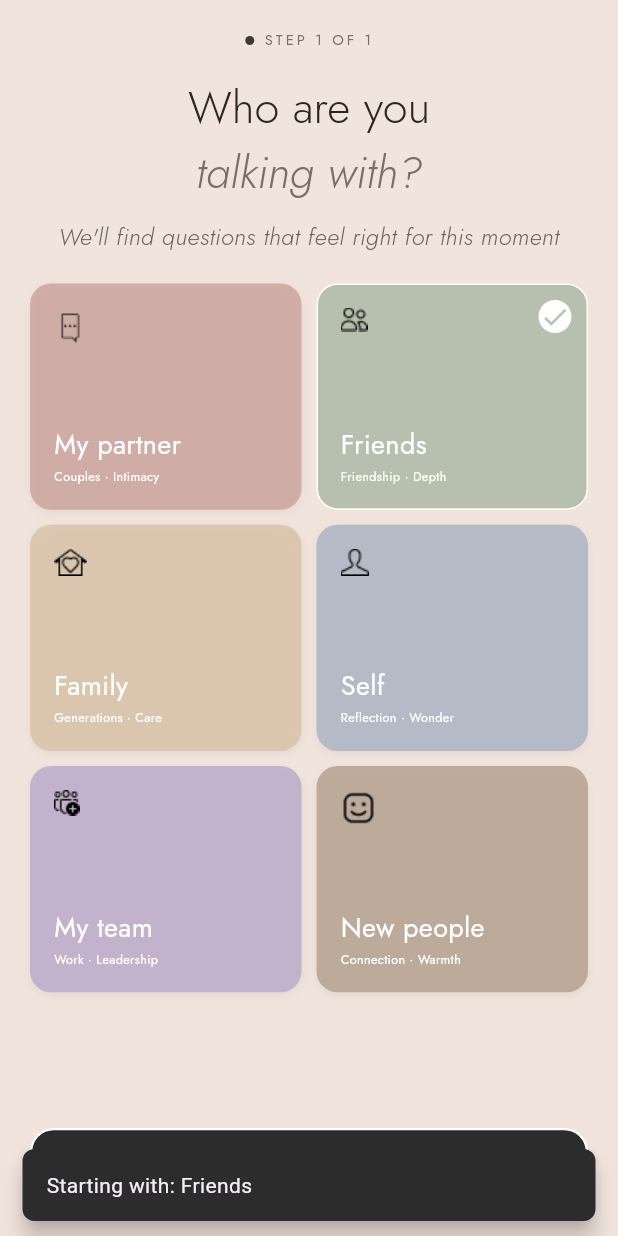
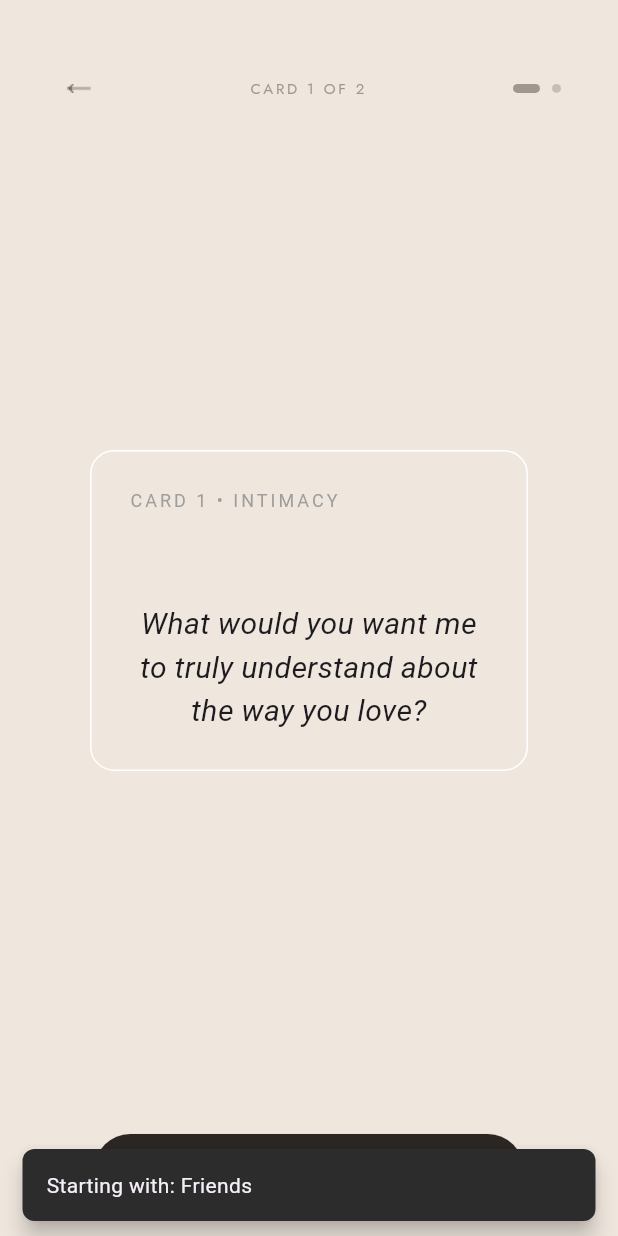
Before and after one commit to Abusufyanrafique/Conversation_app, a Flutter app: the UserTypeScreen screen opened directly, after a tap on "My partner", after a tap on "Friends", after a tap on "START WITH TWO FREE CARDS →", on a phone screen of 412 x 824 dp. Run offline on Flutter 3.47's test engine with Material 3 defaults, Android fonts, the light colour scheme and no system bars; our stand-ins replace device_preview, google_fonts; Roboto replaces fonts that are missing (Georgia).

Commit message:
Added new files

```diff
--- a/lib/Utils/app_text.dart
+++ b/lib/Utils/app_text.dart
@@ -54,3 +54,6 @@
         //     ================paywall==============
 const String step = 'STEP 1 OF 1';
 const String startwithtwofree =     'START WITH TWO FREE CARDS →';
+const String whoareyoun = 'Who are you\n';
+const String talkingwith = 'talking with?';
+const String feelmoment = "We'll find questions that feel right for this moment";
--- a/lib/main.dart
+++ b/lib/main.dart
@@ -5,6 +5,7 @@ import 'package:conversation_app/providers/OnboardingProvider/card_provider.dart
 import 'package:conversation_app/providers/OnboardingProvider/deck_provider.dart';
 import 'package:conversation_app/providers/OnboardingProvider/notification_provider.dart';
 import 'package:conversation_app/providers/OnboardingProvider/onboarding_provider.dart';
+import 'package:conversation_app/providers/Paywall/question_screen_provider.dart';
 import 'package:conversation_app/providers/Paywall/user_type_screen_provider.dart';
 import 'package:conversation_app/providers/WhoAreYouProvider/who_are_you.dart';
 import 'package:conversation_app/providers/splash_provider/splash_provider.dart';
@@ -26,6 +27,7 @@ void main() {
         ChangeNotifierProvider(create: (_) => CardProvider()),
         ChangeNotifierProvider(create: (_) => CardFocusScreenProvider(),),
          ChangeNotifierProvider(create: (_) => UserTypeScreenProvider()),
+         ChangeNotifierProvider(create: (_) => QuestionScreenProvider()),
       ],
       child: DevicePreview(
         enabled: true,
--- /dev/null
+++ b/lib/models/pay_wall/question_screen_model.dart
@@ -0,0 +1,9 @@
+class QuestionScreenModel {
+  final String title;
+  final String question;
+
+  QuestionScreenModel({
+    required this.title,
+    required this.question,
+  });
+}
--- /dev/null
+++ b/lib/providers/Paywall/question_screen_provider.dart
@@ -0,0 +1,54 @@
+import 'package:conversation_app/models/pay_wall/question_screen_model.dart';
+import 'package:flutter/material.dart';
+
+class QuestionScreenProvider extends ChangeNotifier {
+
+  int _currentIndex = 0;
+
+  final PageController pageController = PageController();
+
+  final List<QuestionScreenModel> _cards = [
+    QuestionScreenModel(
+      title: "CARD 1 • INTIMACY",
+      question:
+          "What would you want me to truly understand about the way you love?",
+    ),
+    QuestionScreenModel(
+      title: "CARD 2 • INTIMACY",
+      question:
+          "When do you feel most loved without any words at all?",
+    ),
+  ];
+
+
+  List<QuestionScreenModel> get cards => _cards;
+
+  int get currentIndex => _currentIndex;
+
+  QuestionScreenModel get currentCard => _cards[_currentIndex];
+
+  int get totalCards => _cards.length;
+
+  void onPageChanged(int index) {
+    _currentIndex = index;
+    notifyListeners();
+  }
+
+  void nextCard() {
+    if (_currentIndex < _cards.length - 1) {
+      pageController.nextPage(
+        duration: const Duration(milliseconds: 300),
+        curve: Curves.ease,
+      );
+    }
+  }
+
+  void previousCard() {
+    if (_currentIndex > 0) {
+      pageController.previousPage(
+        duration: const Duration(milliseconds: 300),
+        curve: Curves.ease,
+      );
+    }
+  }
+}
--- a/lib/ui/screens/card_interaction/foucs_mode_screen.dart
+++ b/lib/ui/screens/card_interaction/foucs_mode_screen.dart
@@ -28,8 +28,8 @@ class FocusModeScreen extends StatelessWidget {
           ),
     );
           },
-          child: Column(
-            children: [
+              child: Column(
+              children: [
               Expanded(
                 child: PageView.builder(
                   controller: provider.pageController,
@@ -38,7 +38,7 @@ class FocusModeScreen extends StatelessWidget {
                   itemBuilder: (context, index) {
                     return Padding(
                       padding: const EdgeInsets.symmetric(
-                        horizontal:55,
+                        horizontal:72,
                         vertical: 150,
                       ),
                       child: SizedBox(
--- /dev/null
+++ b/lib/ui/screens/pay_wall/question_screen.dart
@@ -0,0 +1,81 @@
+import 'package:conversation_app/Utils/app_images.dart';
+import 'package:conversation_app/providers/Paywall/question_screen_provider.dart';
+import 'package:conversation_app/widgets/pay_wall/question_dot_indicator.dart';
+import 'package:conversation_app/widgets/pay_wall/question_screen_bottom_nav.dart';
+import 'package:conversation_app/widgets/pay_wall/question_screen_card.dart';
+import 'package:flutter/material.dart';
+import 'package:google_fonts/google_fonts.dart';
+import 'package:provider/provider.dart';
+
+class QuestionScreen extends StatelessWidget {
+  const QuestionScreen({super.key});
+
+  @override
+  Widget build(BuildContext context) {
+    final provider = Provider.of<QuestionScreenProvider>(context);
+
+    return Scaffold(
+      backgroundColor: Color(0xffEFE7DE),
+      body: SafeArea(
+        child: Column(
+          children: [
+            SizedBox(height: 40),
+
+          Padding(
+            padding: const EdgeInsets.only(left: 34.0,right: 34),
+            child: Row(
+               mainAxisAlignment: MainAxisAlignment.spaceBetween,
+              children: [
+                Container(
+                height: 37.87,
+                width: 37.87,
+               decoration: BoxDecoration(
+                borderRadius: BorderRadius.circular(15.87),
+               border: Border.all(
+               color: Color(0xFFEFE7DE),
+               width: 1,
+                ),
+              ),
+              child: Image(image: AssetImage(AppImages.foucsarrow)),
+            ),
+               Text(
+                "CARD ${provider.currentIndex + 1} OF ${provider.totalCards}",
+                style: GoogleFonts.jost(
+                      fontSize:10,
+                      color:Color(0xFFA09890),
+                      letterSpacing:1.8,
+                      fontWeight: FontWeight.w400,
+                    ),
+              ),
+             QuestionDotIndicator(
+             currentIndex: provider.currentIndex,
+            total: provider.cards.length,
+    ),
+            ],),
+          ),
+            Spacer(),
+
+            QuestionScreenCard(card: provider.currentCard),
+            //  SizedBox(
+            //   height: 250,
+            //   child: PageView.builder(
+            //     controller: provider.pageController,
+            //     onPageChanged: provider.onPageChanged,
+            //     itemCount: provider.cards.length,
+            //     itemBuilder: (context, index) {
+            //       return QuestionScreenCard(
+            //         card: provider.cards[index],
+            //       );
+            //     },
+            //   ),
+            // ),
+
+            Spacer(),
+
+            QuestionScreenbottomNav(),
+          ],
+        ),
+      ),
+    );
+  }
+}
--- a/lib/ui/screens/pay_wall/user_type_screen.dart
+++ b/lib/ui/screens/pay_wall/user_type_screen.dart
@@ -1,5 +1,6 @@
 import 'package:conversation_app/Utils/app_text.dart' as AppText;
 import 'package:conversation_app/providers/Paywall/user_type_screen_provider.dart';
+import 'package:conversation_app/ui/screens/pay_wall/question_screen.dart';
 import 'package:conversation_app/widgets/pay_wall/user_type_card_widget.dart';
 import 'package:flutter/material.dart';
 import 'package:google_fonts/google_fonts.dart';
@@ -17,7 +18,10 @@ class UserTypeScreen extends StatelessWidget {
       backgroundColor: const Color(0xFFF0E4DC),
       body: SafeArea(
         child: Padding(
-          padding: const EdgeInsets.symmetric(horizontal: 20, vertical: 12),
+          padding: const EdgeInsets.symmetric(
+            horizontal: 20,
+            vertical: 12
+            ),
           child: Column(
             crossAxisAlignment: CrossAxisAlignment.center,
             children: [
@@ -56,7 +60,7 @@ class UserTypeScreen extends StatelessWidget {
                 text:TextSpan(
                   children: [
                     TextSpan(
-                      text: 'Who are you\n',
+                      text: AppText.whoareyoun,
                      style: GoogleFonts.jost(
                       fontSize:30,
                       color: const Color(0xFF2B2622),
@@ -64,7 +68,7 @@ class UserTypeScreen extends StatelessWidget {
                     ),
                     ),
                     TextSpan(
-                      text: 'talking with?',
+                      text: AppText.talkingwith,
                       style: GoogleFonts.jost(
                       fontSize:30,
                       color: const Color(0xFF7A6F66),
@@ -80,10 +84,10 @@ class UserTypeScreen extends StatelessWidget {
 
               // Subtitle
               Text(
-                "We'll find questions that feel right for this moment",
-                textAlign: TextAlign.center,
-                style: GoogleFonts.jost(
-                      fontSize:16,
+                      AppText.feelmoment,
+                      textAlign: TextAlign.center,
+                      style: GoogleFonts.jost(
+                      fontSize:14,
                       color: const Color(0xFF6B6460),
                       fontStyle: FontStyle.italic,
                       fontWeight: FontWeight.w300,
@@ -101,7 +105,7 @@ class UserTypeScreen extends StatelessWidget {
                     crossAxisCount: 2,
                     crossAxisSpacing: 10,
                     mainAxisSpacing: 10,
-                    childAspectRatio: 1.2,
+                    childAspectRatio: 1.1,
                   ),
                   itemCount: options.length,
                   itemBuilder: (context, index) {
@@ -123,7 +127,7 @@ class UserTypeScreen extends StatelessWidget {
                     height: 52,
                     decoration: BoxDecoration(
                       color: hasSelection
-                          ? const Color(0xFF2C2C2C)
+                          ? const Color(0xFF2B2622)
                           : Color(0xFFEFE7DE),
                       borderRadius: BorderRadius.circular(15.87),
                       border: Border.all(
@@ -131,9 +135,15 @@ class UserTypeScreen extends StatelessWidget {
                         width: 1.5,
                       ),
                     ),
-                    child: TextButton(
+                      child: TextButton(
                       onPressed: hasSelection
                           ? () {
+                                Navigator.push(
+                                context,
+                                MaterialPageRoute(
+                                builder: (context) => const QuestionScreen()
+                               ),
+                              );
                               final selected = provider.getSelectedOption(options);
                               ScaffoldMessenger.of(context).showSnackBar(
                                 SnackBar(
@@ -171,7 +181,7 @@ class UserTypeScreen extends StatelessWidget {
                 },
               ),
 
-              const SizedBox(height: 8),
+
             ],
           ),
         ),
--- /dev/null
+++ b/lib/widgets/pay_wall/question_dot_indicator.dart
@@ -0,0 +1,33 @@
+import 'package:flutter/material.dart';
+
+class QuestionDotIndicator extends StatelessWidget {
+  final int currentIndex;
+  final int total;
+
+  const QuestionDotIndicator({
+    super.key,
+    required this.currentIndex,
+    required this.total,
+  });
+
+  @override
+  Widget build(BuildContext context) {
+    return Row(
+      mainAxisAlignment: MainAxisAlignment.center,
+      children: List.generate(
+        total,
+        (index) => Container(
+          margin: EdgeInsets.symmetric(horizontal: 4),
+          width: currentIndex == index ? 18 : 6,
+          height: 6,
+          decoration: BoxDecoration(
+            color: currentIndex == index
+            ? Color(0xFFA09890)
+            : Color(0xFFA09890).withOpacity(0.5),
+            borderRadius: BorderRadius.circular(10),
+          ),
+        ),
+      ),
+    );
+  }
+}
--- /dev/null
+++ b/lib/widgets/pay_wall/question_screen_bottom_nav.dart
@@ -0,0 +1,71 @@
+import 'package:conversation_app/Utils/app_images.dart';
+import 'package:conversation_app/providers/Paywall/question_screen_provider.dart';
+import 'package:flutter/material.dart';
+import 'package:google_fonts/google_fonts.dart';
+import 'package:provider/provider.dart';
+
+class QuestionScreenbottomNav extends StatelessWidget {
+  const QuestionScreenbottomNav({super.key});
+
+  @override
+  Widget build(BuildContext context) {
+    final provider = Provider.of<QuestionScreenProvider>(context);
+
+    return Padding(
+      padding: const EdgeInsets.symmetric(horizontal: 20, vertical: 20),
+      child: Row(
+        children: [
+           Container(
+                height: 37.87,
+                width: 37.87,
+               decoration: BoxDecoration(
+                borderRadius: BorderRadius.circular(15.87),
+               border: Border.all(
+               color: Color(0xFFEFE7DE),
+               width: 1,
+                ),
+              ),
+              child: Image(image: AssetImage(AppImages.foucsarrow)),
+            ),
+            SizedBox(width: 5,),
+          Expanded(
+            child: Container(
+              decoration: BoxDecoration(
+                borderRadius: BorderRadius.circular(15.87),
+              ),
+              child: ElevatedButton(
+                style: ElevatedButton.styleFrom(
+                  backgroundColor: Color(0xFF2B2622),
+
+                  padding: EdgeInsets.symmetric(vertical: 16),
+                ),
+                onPressed: provider.nextCard,
+                child: Text("NEXT CARD",
+                 style: GoogleFonts.jost(
+                        fontSize:11.5,
+                        color:Color(0xFFF5F0EB),
+                        letterSpacing:1.84,
+                        fontWeight: FontWeight.w400,
+                      ),
+                ),
+              ),
+            ),
+          ),
+          SizedBox(width: 5,),
+          Container(
+                height: 37.87,
+                width: 37.87,
+               decoration: BoxDecoration(
+                borderRadius: BorderRadius.circular(15.87),
+               border: Border.all(
+               color: Color(0xFFEFE7DE),
+               width: 1,
+                ),
+              ),
+              child: Image(image: AssetImage(AppImages.heart)),
+            ),
+        ],
+      ),
+    );
+  }
+}
--- /dev/null
+++ b/lib/widgets/pay_wall/question_screen_card.dart
@@ -0,0 +1,53 @@
+import 'package:conversation_app/models/pay_wall/question_screen_model.dart';
+import 'package:flutter/material.dart';
+
+class QuestionScreenCard extends StatelessWidget {
+  final QuestionScreenModel card;
+
+  const QuestionScreenCard({
+    super.key,
+    required this.card
+    });
+
+  @override
+  Widget build(BuildContext context) {
+    return Container(
+      padding: EdgeInsets.all(24),
+      margin: EdgeInsets.symmetric(horizontal: 60,),
+      decoration: BoxDecoration(
+        color: Color(0xFFF4EFEA).withOpacity(0.01),
+        borderRadius: BorderRadius.circular(16),
+        border: Border.all(
+          color: Color(0xffFFFFFF)),
+      ),
+      child: Column(
+        mainAxisSize: MainAxisSize.min,
+        children: [
+          Padding(
+            padding: const EdgeInsets.only(right:100.0),
+            child: Text(
+              card.title,
+              style: TextStyle(
+                fontSize: 12,
+                letterSpacing: 2,
+                color: Colors.grey,
+              ),
+            ),
+          ),
+          SizedBox(height: 20),
+          Padding(
+            padding: const EdgeInsets.only(top: 40.0),
+            child: Text(
+              card.question,
+              textAlign: TextAlign.center,
+              style: TextStyle(
+                fontSize: 20,
+                fontStyle: FontStyle.italic,
+              ),
+            ),
+          ),
+        ],
+      ),
+    );
+  }
+}
```
Also changed, not shown: lib/widgets/card_interaction/flip_foucs_screen_card_widget.dart (+8 -2 lines).
